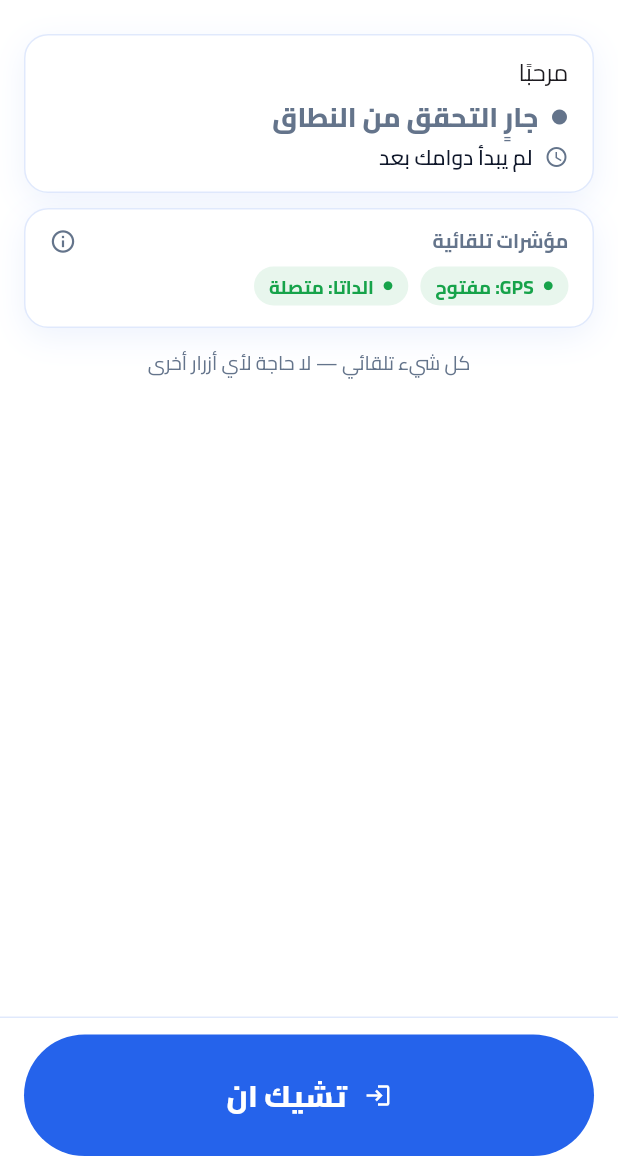
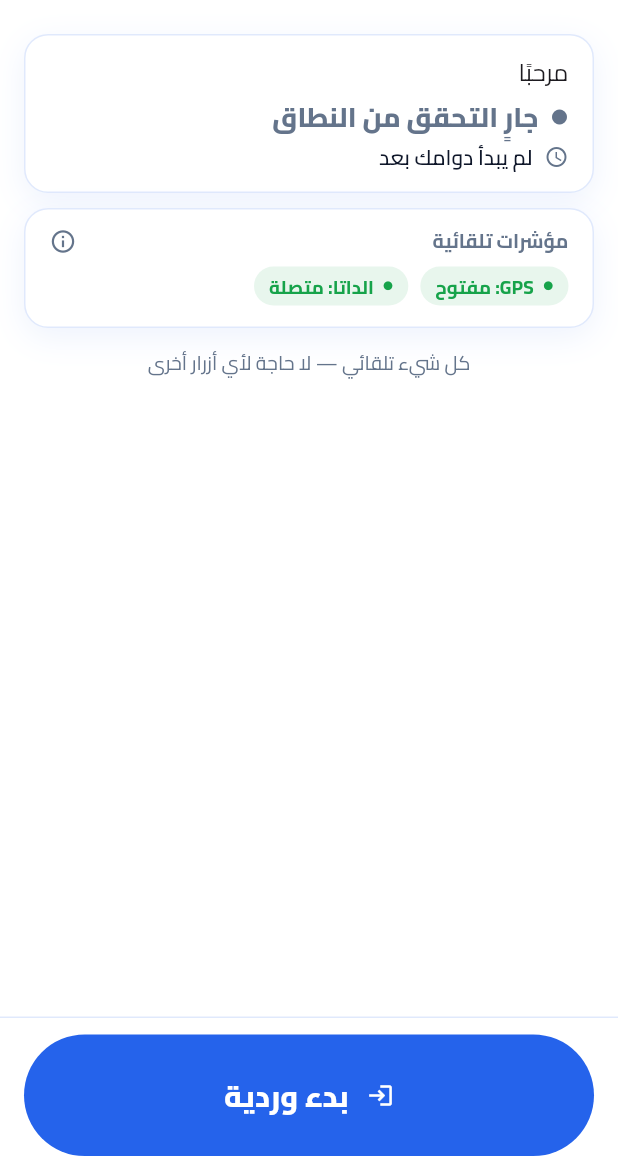
Before and after one commit to urfavuniabdo/UNI-Traking, a Flutter app: the HomeScreen screen opened by its route, on a phone screen of 412 x 824 dp, the part 68-1236 px from its top. Run offline on Flutter 3.47's test engine with Material 3 defaults, Android fonts, the phone set to English and light mode, and no system bars; our stand-ins replace battery_plus, connectivity_plus, device_info_plus, dio, firebase_core, firebase_messaging and 10 more; missing offline and left inert: flutter_background_service, workmanager; accounts and stored records are empty; network calls fail.

Commit message:
refactor(mobile): rename the shift buttons to بدء وردية / إنهاء وردية
The pill button, its notices, the onboarding copy, the permission text and the
alert titles now use the shift wording, matching the shared constants the
golden test pins the app against.

```diff
--- a/apps/mobile/assets/strings/ar.json
+++ b/apps/mobile/assets/strings/ar.json
@@ -10,8 +10,8 @@
   "newPassword": "كلمة المرور الجديدة",
   "confirmNewPassword": "تأكيد كلمة المرور",
   "saveNewPassword": "حفظ وتغيير",
-  "checkIn": "تشيك ان",
-  "checkOut": "تشيك أوت",
+  "checkIn": "بدء وردية",
+  "checkOut": "إنهاء وردية",
   "insideFence": "داخل النطاق",
   "outsideFence": "خارج النطاق",
   "fenceUnknown": "جارٍ التحقق من النطاق",
@@ -37,7 +37,7 @@
   "holdToStop": "استمر بالضغط ٣ ثوانٍ للإيقاف الطارئ",
   "stoppedEmergency": "تم إيقاف التتبع الطارئ — تم تنبيه المشرف",
   "dismiss": "إخفاء",
-  "outOfFenceNotice": "تم تسجيل حضورك خارج النطاق المحدد، وتم تنبيه المشرفين",
+  "outOfFenceNotice": "بدأت ورديتك خارج النطاق المحدد، وتم تنبيه المشرفين",
   "contactSupervisor": "اتصل بالمشرف",
   "fence": "النطاق",
   "distanceToCenter": "المسافة عن مركر النطاق",
@@ -57,7 +57,7 @@
   "logout": "تسجيل الخروج",
   "onboardingTitle": "إعدادات التطبيق",
   "onboardingLocation": "تصريح الموقع في الخلفية",
-  "whyBackground": "لماذا نحتاجه؟ يعمل التتبع تلقائيًا أثناء قيادتك حتى وشاشة الجهاز مقفلة، حتى يتم توثيق حضورك وخط سيرك بدقة. لن تحتاج للضغط على أي شيء — زر التشيك ان/أوت هو كل ما عليك فعله.",
+  "whyBackground": "لماذا نحتاجه؟ يعمل التتبع تلقائيًا أثناء قيادتك حتى وشاشة الجهاز مقفلة، حتى يتم توثيق حضورك وخط سيرك بدقة. لن تحتاج للضغط على أي شيء — زر بدء الوردية/إنهائها هو كل ما عليك فعله.",
   "whyBackgroundEmployee": "يتم التحقق من حضورك داخل نطاق موقعك تلقائيًا عند التسجيل، بدون أي خطوات إضافية.",
   "openLocationSettings": "فتح إعدادات الموقع",
   "batteryOptimization": "تجاهل تحسين البطارية",
@@ -78,11 +78,11 @@
   "greeting": "مرحبًا",
   "trackingIdle": "— لم يبدأ التتبع بعد",
   "autoIndicators": "مؤشرات تلقائية",
-  "fenceCheckInFailed": "فشل التشيك ان — خارج النطاق",
+  "fenceCheckInFailed": "فشل بدء الوردية — خارج النطاق",
   "allowedFencesLabel": "النطاقات المسموحة",
   "next": "التالي",
   "onboardingShiftTitle": "التتبع يعمل تلقائيًا أثناء الوردية",
-  "onboardingNoTrackingButton": "التشيك ان يشغّل التتبع والتشيك أوت يوقفه — لا يوجد زر للتتبع.",
+  "onboardingNoTrackingButton": "بدء الوردية يشغّل التتبع وإنهاؤها يوقفه — لا يوجد زر للتتبع.",
   "onboardingAlwaysAllow": "عند طلب إذن الموقع اختر «السماح دائمًا»، بدون هذا الخيار يتوقف التتبع بمجرد قفل الشاشة.",
   "onboardingAlwaysAllowPath": "الإعدادات ← التطبيقات ← UNI Tracking ← الإذن بالموقع ← السماح دائمًا.",
   "onboardingForegroundOnlyWarn": "اختيار «أثناء استخدام التطبيق فقط» لا يكفي للتتبع في الخلفية.",
@@ -92,8 +92,8 @@
   "onboardingAutoLaunch": "على realme وأوبو (ColorOS): الإعدادات ← إدارة التطبيقات ← بدء التشغيل التلقائي ← UNI Tracking ← السماح. بدونه التتبع ما يرجعش لوحده بعد قفل الموبايل.",
   "onboardingKilledAlert": "إنهاء التطبيق بالقوة لا يوقف التسجيل: سيصل تنبيه للمشرف فورًا.",
   "settingsNotificationsSubtitle": "أصوات التنبيه والاهتزاز",
-  "settingsTrackingOnShift": "يعمل تلقائيًا حتى التشيك أوت",
-  "settingsTrackingNoShift": "لا توجد وردية مفتوحة — يبدأ تلقائيًا عند التشيك ان",
+  "settingsTrackingOnShift": "يعمل تلقائيًا حتى إنهاء الوردية",
+  "settingsTrackingNoShift": "لا توجد وردية مفتوحة — يبدأ تلقائيًا عند بدء الوردية",
   "roleAdmin": "مسؤول",
   "roleSupervisor": "مشرف",
   "roleDriver": "سائق",
--- a/apps/mobile/lib/core/app_strings.dart
+++ b/apps/mobile/lib/core/app_strings.dart
@@ -24,14 +24,14 @@ class S {
     _loaded = true;
   }
 
-  /// t('checkIn') → "تشيك ان". Missing keys return the key itself (easy to spot).
+  /// t('checkIn') → "بدء وردية". Missing keys return the key itself (easy to spot).
   static String t(String key) => _strings[key] ?? key;
 
   static const Map<String, String> _fallback = <String, String>{
     'appName': 'UNI Tracking',
-    'checkIn': 'تشيك ان',
+    'checkIn': 'بدء وردية',
     'dismiss': 'إخفاء',
-    'checkOut': 'تشيك أوت',
+    'checkOut': 'إنهاء وردية',
     'insideFence': 'داخل النطاق',
     'outsideFence': 'خارج النطاق',
     'fenceUnknown': 'جارٍ التحقق من النطاق',
--- a/apps/mobile/lib/core/traccer_constants.dart
+++ b/apps/mobile/lib/core/traccer_constants.dart
@@ -189,8 +189,8 @@ class ArAlertText {
     ),
     'GEOFENCE_ENTER': (title: 'دخول المنطقة', body: 'عدت إلى نطاق منطقتك'),
     'CHECK_IN_OUT_OF_FENCE': (
-      title: 'تشيك ان خارج النطاق',
-      body: 'تم تسجيل حضورك خارج النطاق المحدد'
+      title: 'بدء وردية خارج النطاق',
+      body: 'بدأت ورديتك خارج النطاق المحدد'
     ),
     'SPEEDING': (
       title: 'تجاوز السرعة',
@@ -223,8 +223,8 @@ class ArAlertText {
       body: 'تم رفع خط السير المخزّن محليًا وإظهاره كأنه لحظي'
     ),
     'CHECKOUT_MISSING': (
-      title: 'نهاية وردية بدون تشيك أوت',
-      body: 'انتهت الوردية ولم يتم تسجيل الخروج'
+      title: 'إنهاء وردية غير مسجّل',
+      body: 'انتهت الوردية ولم يتم تسجيل إنهاؤها'
     ),
     'ROUTE_GAP': (
       title: 'فجوة في خط السير',
--- a/apps/mobile/lib/state/providers.dart
+++ b/apps/mobile/lib/state/providers.dart
@@ -396,7 +396,7 @@ class HomeController extends StateNotifier<HomeState> {
           .read(locationAdapterProvider)
           .requestPermissions(background: user?.isDriver ?? false);
       if (perm == PermissionResult.denied) {
-        state = state.copyWith(busy: false, notice: 'لا يمكن التشيك ان بدون إذن الموقع');
+        state = state.copyWith(busy: false, notice: 'لا يمكن بدء الوردية بدون إذن الموقع');
         return;
       }
       final fix = await _ref.read(locationAdapterProvider).currentFix();
@@ -441,8 +441,8 @@ class HomeController extends StateNotifier<HomeState> {
       state = state.copyWith(
         busy: false,
         notice: open
-            ? 'دوامك مفتوح بالفعل — اضغط تشيك أوت لإنهائه'
-            : 'تم تسجيل حضورك وانتهى اليوم — لا يمكن بدء دوام آخر بنفس التاريخ',
+            ? 'وردتك مفتوحة بالفعل — اضغط إنهاء وردية لإنهائها'
+            : 'تم بدء ورديتك وانتهى اليوم — لا يمكن بدء وردية أخرى بنفس التاريخ',
       );
     } on NetworkException {
       state = state.copyWith(busy: false, notice: 'لا يوجد اتصال — حاول لاحقًا');
```
Also changed, not shown: 3 other files.
